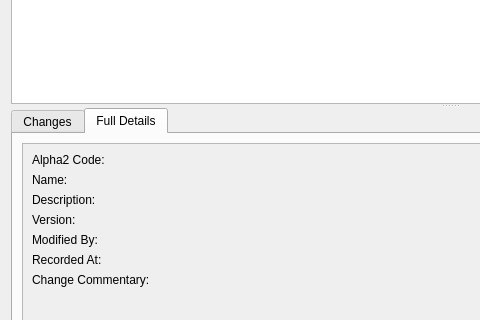
Old version of the form projects/ores.qt/refdata/ui/CountryHistoryDialog.ui in the repository OreStudio/OreStudio; both pictures show x 0 to 480 and y 164 to 484 of the 900 by 600 pixel window.
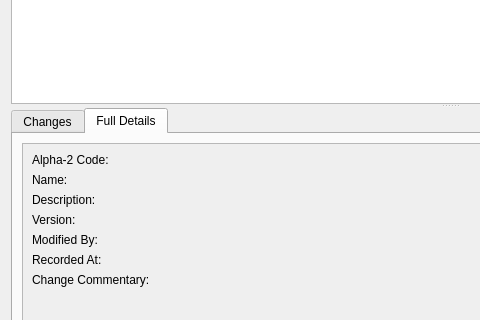
New version of the form. The open tabs and pages were chosen to show the change.

Patch:
```diff
--- a/projects/ores.qt/refdata/ui/CountryHistoryDialog.ui
+++ b/projects/ores.qt/refdata/ui/CountryHistoryDialog.ui
@@ -152,7 +152,7 @@
                <item row="0" column="0">
                 <widget class="QLabel" name="alpha2_codeLabel">
                  <property name="text">
-                  <string>Alpha2 Code:</string>
+                  <string>Alpha-2 Code:</string>
                  </property>
                 </widget>
                </item>
```
